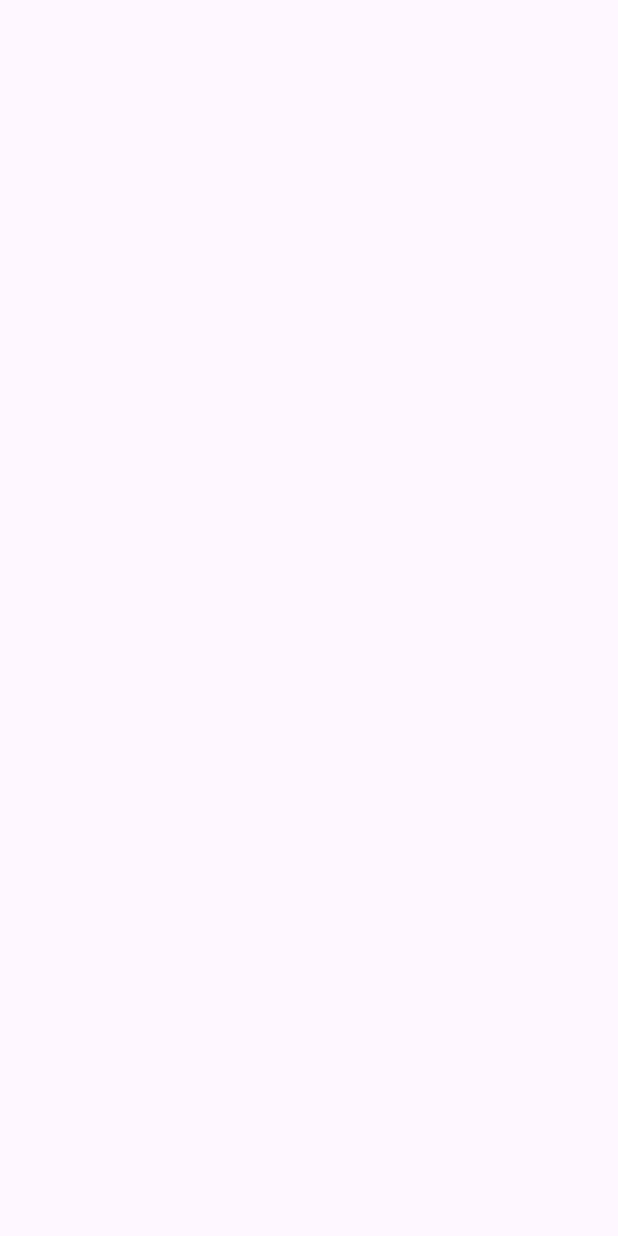
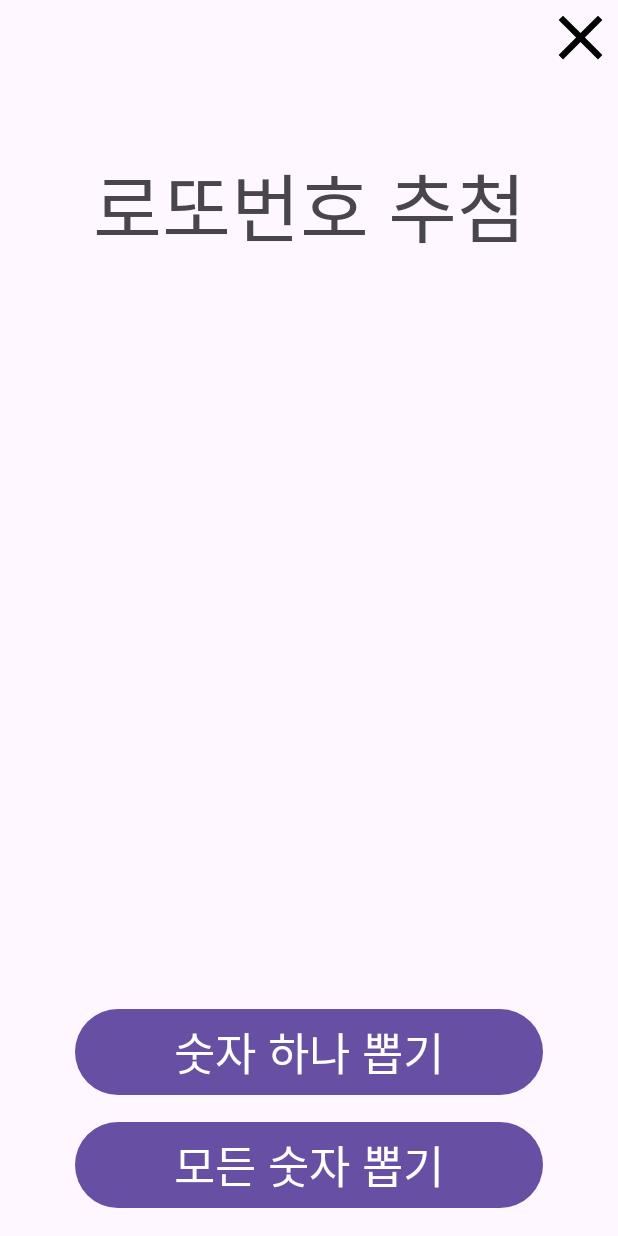
Before and after one commit to yuchan5241/Lottery, an Android app: the SelectNumActivity screen opened directly, with no data from a screen before it, on a phone screen of 412 x 824 dp. Before the commit the screen is empty. Run offline under Robolectric (Android 15) with nearby library versions, the phone set to English and light mode, and no system bars.

Commit message:
뒤로가기 버튼 수정

```diff
--- a/app/src/main/java/com/example/lottery/SelectNumActivity.kt
+++ b/app/src/main/java/com/example/lottery/SelectNumActivity.kt
@@ -1,19 +1,27 @@
 package com.example.lottery
 
+import android.content.Intent
 import android.os.Bundle
 import android.os.PersistableBundle
 import android.view.Menu
 import android.view.MenuInflater
+import androidx.activity.enableEdgeToEdge
 import androidx.appcompat.app.AppCompatActivity
 import com.example.lottery.databinding.ActivitySelectnumBinding
 
 class SelectNumActivity : AppCompatActivity() {
-
-
-    override fun onCreate(savedInstanceState: Bundle?, persistentState: PersistableBundle?) {
-        super.onCreate(savedInstanceState, persistentState)
+    override fun onCreate(savedInstanceState: Bundle?) {
+        super.onCreate(savedInstanceState)
         val binding : ActivitySelectnumBinding = ActivitySelectnumBinding.inflate(layoutInflater)
         setContentView(binding.root)
+
+        val btn_back = binding.back
+
+        btn_back.setOnClickListener {
+
+            finish()
+
+        }
     }
 
 }
--- a/app/src/main/res/layout/activity_search.xml
+++ b/app/src/main/res/layout/activity_search.xml
@@ -16,7 +16,7 @@
         app:layout_constraintEnd_toStartOf="@id/back"
         app:layout_constraintTop_toBottomOf="@id/back"
         android:layout_marginStart="40dp"
-        android:layout_marginEnd="50dp"
+        android:layout_marginEnd="45dp"
         android:layout_marginTop="20dp"
         />
 
@@ -67,6 +67,7 @@
         android:layout_marginHorizontal="40dp"
         android:layout_marginBottom="30dp"
         android:text="전체 숫자 빈도 보기"
+        android:textSize="20sp"
         />
 
 
--- a/app/src/main/res/layout/activity_selectnum.xml
+++ b/app/src/main/res/layout/activity_selectnum.xml
@@ -44,4 +44,16 @@
         android:layout_marginTop="10dp"
         />
 
+    <ImageButton
+        android:id="@+id/back"
+        android:scaleType="centerCrop"
+        android:layout_width="50dp"
+        android:layout_height="50dp"
+        app:layout_constraintEnd_toEndOf="parent"
+        app:layout_constraintHorizontal_bias="0.5"
+        android:src="@drawable/ic_close"
+        app:layout_constraintTop_toTopOf="parent"
+        android:background="@android:color/transparent"
+        />
+
 </androidx.constraintlayout.widget.ConstraintLayout>
```
Also changed, not shown: app/src/main/AndroidManifest.xml (+7 -2 lines), app/src/main/java/com/example/lottery/MainActivity.kt (+20 -1 lines), app/src/main/java/com/example/lottery/SearchLotteryNum.kt (+7 -2 lines), app/src/main/res/layout/activity_main.xml (+12 -0 lines).
